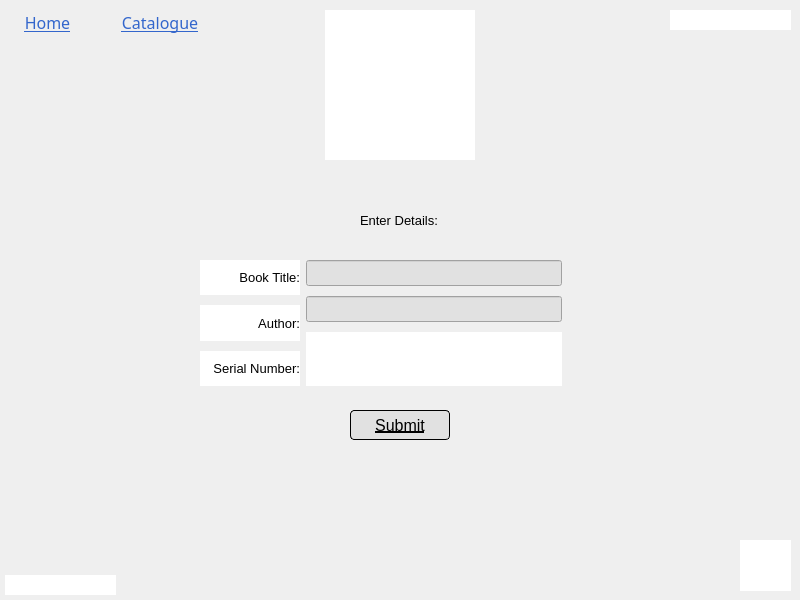
First picture: the form in add_new_book_screen.ui, repository MrCooperGit/Assessment-2_Library-Management-System, before the edit.
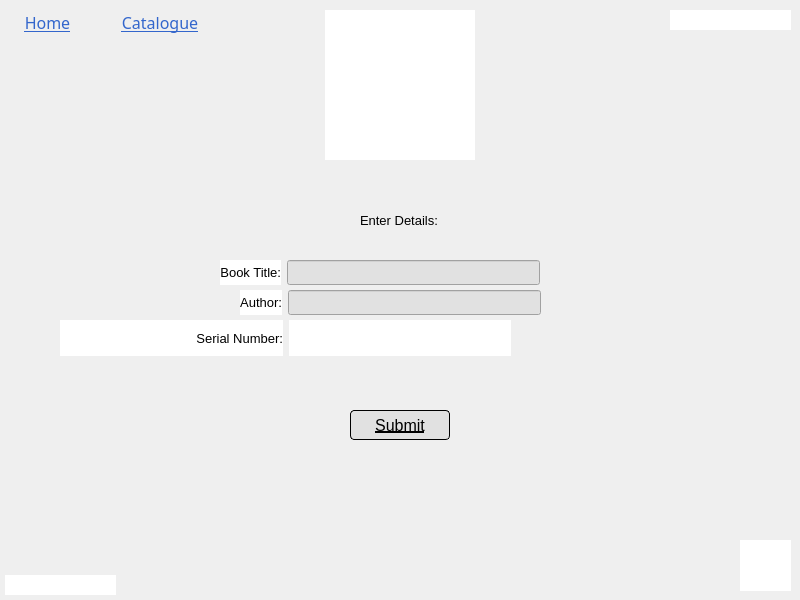
Second picture: the form after the edit.

Commit message: Fixed label spacing across multiple screens

Diff of the .ui file:
```diff
--- a/add_new_book_screen.ui
+++ b/add_new_book_screen.ui
@@ -200,22 +200,17 @@
     <set>Qt::AlignLeading|Qt::AlignLeft|Qt::AlignVCenter</set>
    </property>
   </widget>
-  <widget class="QWidget" name="layoutWidget">
+  <widget class="QWidget" name="">
    <property name="geometry">
     <rect>
-     <x>200</x>
+     <x>220</x>
      <y>260</y>
-     <width>362</width>
-     <height>126</height>
+     <width>320</width>
+     <height>25</height>
     </rect>
    </property>
    <layout class="QHBoxLayout" name="horizontalLayout">
     <item>
-     <layout class="QVBoxLayout" name="verticalLayout_2">
-      <property name="spacing">
-       <number>10</number>
-      </property>
-      <item>
        <widget class="QLabel" name="label_bookTitle">
         <property name="font">
          <font>
@@ -235,6 +230,40 @@
        </widget>
       </item>
       <item>
+     <widget class="QLineEdit" name="lineEdit_title">
+      <property name="minimumSize">
+       <size>
+        <width>250</width>
+        <height>0</height>
+       </size>
+      </property>
+      <property name="font">
+       <font>
+        <family>Italic Outline Art</family>
+        <pointsize>10</pointsize>
+       </font>
+      </property>
+      <property name="styleSheet">
+       <string notr="true">background: #E1E1E1;</string>
+      </property>
+      <property name="text">
+       <string/>
+      </property>
+     </widget>
+    </item>
+   </layout>
+  </widget>
+  <widget class="QWidget" name="">
+   <property name="geometry">
+    <rect>
+     <x>240</x>
+     <y>290</y>
+     <width>301</width>
+     <height>25</height>
+    </rect>
+   </property>
+   <layout class="QHBoxLayout" name="horizontalLayout_2">
+    <item>
        <widget class="QLabel" name="label_author">
         <property name="font">
          <font>
@@ -254,6 +283,34 @@
        </widget>
       </item>
       <item>
+     <widget class="QLineEdit" name="lineEdit_author">
+      <property name="font">
+       <font>
+        <family>Italic Outline Art</family>
+        <pointsize>10</pointsize>
+       </font>
+      </property>
+      <property name="styleSheet">
+       <string notr="true">background: #E1E1E1;</string>
+      </property>
+      <property name="text">
+       <string/>
+      </property>
+     </widget>
+    </item>
+   </layout>
+  </widget>
+  <widget class="QWidget" name="">
+   <property name="geometry">
+    <rect>
+     <x>60</x>
+     <y>320</y>
+     <width>451</width>
+     <height>36</height>
+    </rect>
+   </property>
+   <layout class="QHBoxLayout" name="horizontalLayout_3">
+    <item>
        <widget class="QLabel" name="label_sn">
         <property name="minimumSize">
          <size>
@@ -278,51 +335,6 @@
         </property>
        </widget>
       </item>
-     </layout>
-    </item>
-    <item>
-     <layout class="QVBoxLayout" name="verticalLayout">
-      <property name="spacing">
-       <number>10</number>
-      </property>
-      <item>
-       <widget class="QLineEdit" name="lineEdit_title">
-        <property name="minimumSize">
-         <size>
-          <width>250</width>
-          <height>0</height>
-         </size>
-        </property>
-        <property name="font">
-         <font>
-          <family>Italic Outline Art</family>
-          <pointsize>10</pointsize>
-         </font>
-        </property>
-        <property name="styleSheet">
-         <string notr="true">background: #E1E1E1;</string>
-        </property>
-        <property name="text">
-         <string/>
-        </property>
-       </widget>
-      </item>
-      <item>
-       <widget class="QLineEdit" name="lineEdit_author">
-        <property name="font">
-         <font>
-          <family>Italic Outline Art</family>
-          <pointsize>10</pointsize>
-         </font>
-        </property>
-        <property name="styleSheet">
-         <string notr="true">background: #E1E1E1;</string>
-        </property>
-        <property name="text">
-         <string/>
-        </property>
-       </widget>
-      </item>
       <item>
        <widget class="QLabel" name="label_snDisplay">
         <property name="minimumSize">
@@ -345,8 +357,6 @@
          <string/>
         </property>
        </widget>
-      </item>
-     </layout>
     </item>
    </layout>
   </widget>
```
Lines whose indentation alone changed are shown as unchanged. The commit also changes 3 other files.
